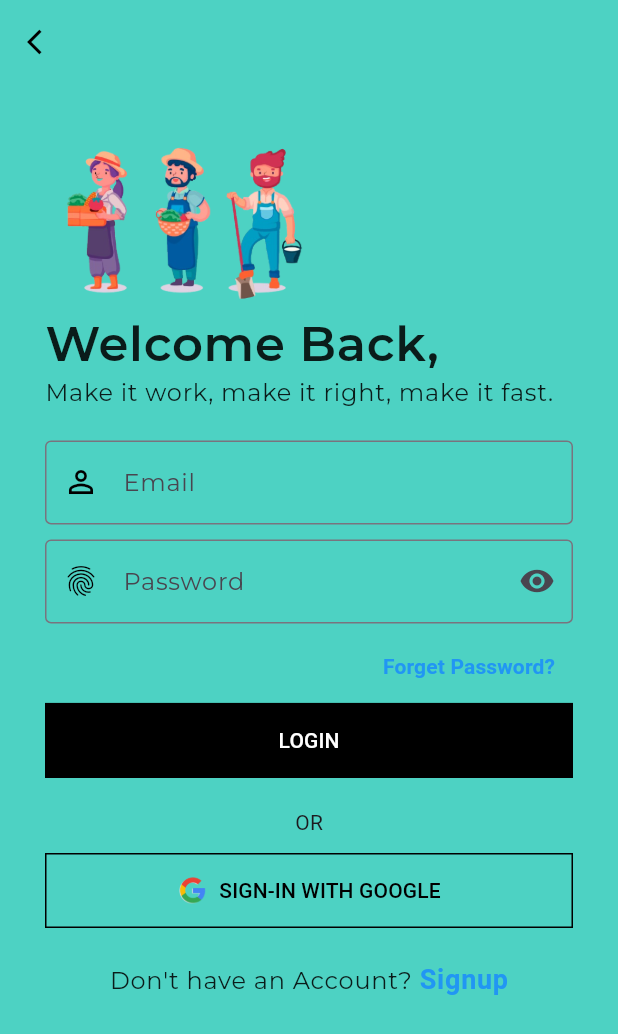
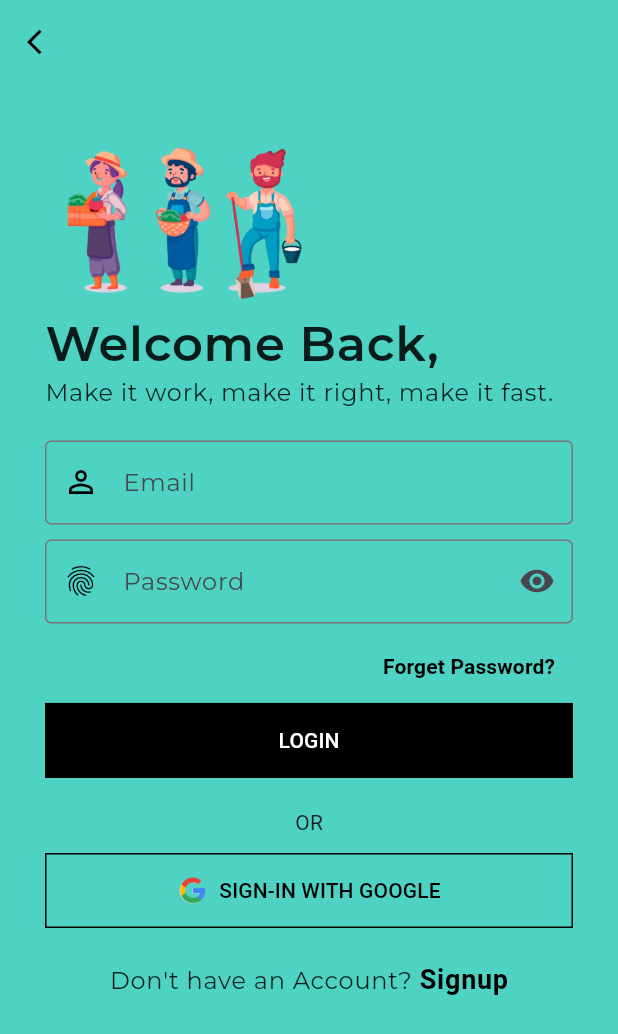
Before and after one commit to KulveerGoyat/Door2Door_Services, a Flutter app: the LoginPage screen opened directly, on a phone screen of 412 x 824 dp. Shown: the top 1034 px of the screen. Run offline on Flutter 3.47's test engine with Material 3 defaults, Android fonts, the phone set to English and light mode, and no system bars; our stand-ins replace carousel_slider, cloud_firestore, firebase_auth, firebase_core, flutter_svg, flutter_svg_provider and 8 more; accounts and stored records are empty; generated files the repository leaves out were written again.

Commit message:
Final Commit

```diff
--- a/lib/Widgets/login_footer_widget.dart
+++ b/lib/Widgets/login_footer_widget.dart
@@ -2,6 +2,7 @@
 import 'package:Door2Door_Services/Database/firebase_services.dart';
 import 'package:Door2Door_Services/Src/LogIn_Signup_screens/signup.dart';
 import 'package:flutter/material.dart';
+import '../Constants/colors.dart';
 import '../Constants/image_strings.dart';
 import '../Constants/size.dart';
 import '../Constants/text_strings.dart';
@@ -19,6 +20,10 @@ class LoginFooterWidgetState extends State<LoginFooterWidget> {
   final auth = AuthService();
   @override
   Widget build(BuildContext context) {
+    var mediaQuery = MediaQuery.of(context);
+    var brightness = mediaQuery.platformBrightness;
+    final isDarkMode = brightness == Brightness.dark;
+
     return Column(
       crossAxisAlignment: CrossAxisAlignment.center,
       children: [
@@ -59,12 +64,12 @@ class LoginFooterWidgetState extends State<LoginFooterWidget> {
           Navigator.push(context, MaterialPageRoute(builder: (context)=> const SignupPage()));
         }, child: Text.rich(TextSpan(
           text: dontHaveAnAccount, style: Theme.of(context).textTheme.bodyLarge,
-          children: const [
+          children: [
             TextSpan(
               text: signUp, style: TextStyle(
               fontWeight: FontWeight.w600,
               fontSize: 18,
-              color: Colors.blue,
+              color: isDarkMode? Colors.blue : secondaryColor,
     ),
             ),
           ],
--- a/lib/Widgets/login_form_widget.dart
+++ b/lib/Widgets/login_form_widget.dart
@@ -1,6 +1,7 @@
 import 'dart:developer';
 import 'package:Door2Door_Services/Src/home.dart';
 import 'package:flutter/material.dart';
+import '../Constants/colors.dart';
 import '../Constants/size.dart';
 import '../Constants/text_strings.dart';
 import '../Database/firebase_services.dart';
@@ -31,8 +32,10 @@ class _LoginFormState extends State<LoginForm> {
 
   @override
   Widget build(BuildContext context) {
-
-    final width =  MediaQuery.of(context).size.width;
+    var mediaQuery = MediaQuery.of(context);
+    final width =  mediaQuery.size.width;
+    var brightness = mediaQuery.platformBrightness;
+    final isDarkMode = brightness == Brightness.dark;
 
     return Form(
       key: _formKey,
@@ -95,10 +98,10 @@ class _LoginFormState extends State<LoginForm> {
                     onPressed: () {
                       buildShowModalBottomSheet(context, width);
                     },
-                    child: const Text(
+                    child: Text(
                       forgetPassword,
                       style: TextStyle(
-                        color: Colors.blue,
+                        color: isDarkMode? Colors.blue : secondaryColor,
                         fontWeight: FontWeight.w600,
                       ),
                     ))),
--- a/lib/Widgets/signup_footer_widget.dart
+++ b/lib/Widgets/signup_footer_widget.dart
@@ -4,6 +4,7 @@ import 'package:Door2Door_Services/Src/LogIn_Signup_screens/login.dart';
 import 'package:Door2Door_Services/Widgets/button_loading_widget.dart';
 import 'package:flutter/material.dart';
 
+import '../Constants/colors.dart';
 import '../Constants/text_strings.dart';
 
 
@@ -21,6 +22,11 @@ class _SignUpFooterWidgetState extends State<SignUpFooterWidget> {
 
   @override
   Widget build(BuildContext context) {
+
+    var mediaQuery = MediaQuery.of(context);
+    var brightness = mediaQuery.platformBrightness;
+    final isDarkMode = brightness == Brightness.dark;
+
     return Column(
       children: [
         const Text("OR"),
@@ -63,7 +69,7 @@ class _SignUpFooterWidgetState extends State<SignUpFooterWidget> {
             TextSpan(
                 text: login.toUpperCase(),
                 style: TextStyle(
-                  color: Colors.blue,
+                  color: isDarkMode? Colors.blue : secondaryColor,
                   fontWeight: FontWeight.w600,
                 ))
           ])),
```
Also changed, not shown: 4 other files.
